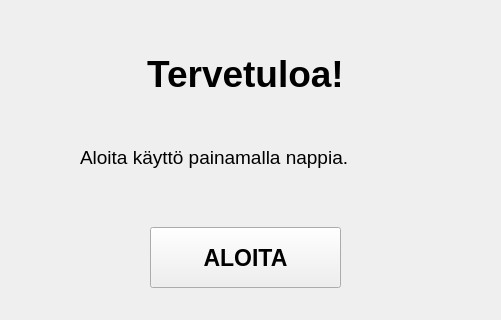
This is frontend/mainwindow.ui in 22kmo-project/group_17 as Qt 5 draws it before an edit; both pictures show x 240 to 741 and y 122 to 442 of the 973 by 558 pixel window. The edited form follows.
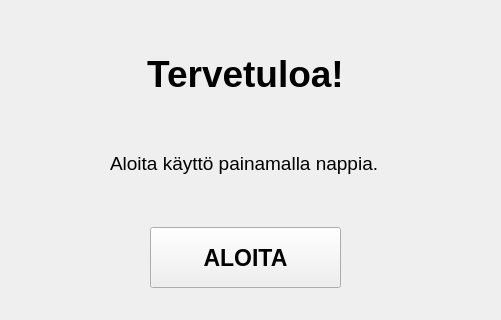
This is the edited form. The open tabs and pages were chosen to show the change. Icons and pictures are not drawn.

What changed in the file:
```diff
--- a/frontend/mainwindow.ui
+++ b/frontend/mainwindow.ui
@@ -74,9 +74,9 @@
      <widget class="QLabel" name="start_label">
       <property name="geometry">
        <rect>
-        <x>320</x>
-        <y>214</y>
-        <width>341</width>
+        <x>350</x>
+        <y>220</y>
+        <width>291</width>
         <height>31</height>
        </rect>
       </property>
```
Left out of the diff: 7 changed lines with no effect on the pictures.
